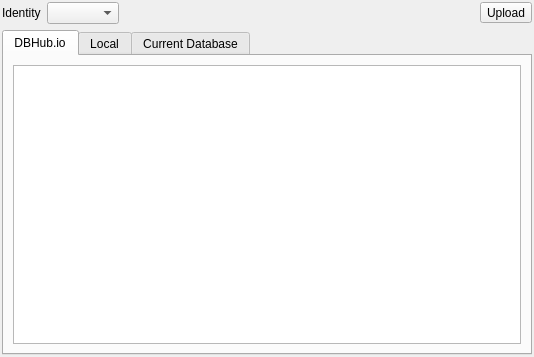
Old version of the form src/RemoteDock.ui in the repository sqlitebrowser/sqlitebrowser.
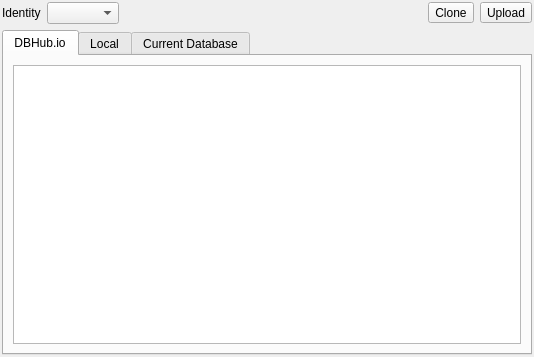
New version of the form. Icons and pictures are not drawn.

Commit message:
dbhub: Add button for cloning databases from a link
This adds a new button to clone databases using a direct link which is
useful when you know which database you want to clone and do not want to
browse through the list of all databases in the Remote dock. Generating
this link still needs to be added to the DBHub.io web UI.

```diff
--- a/src/RemoteDock.ui
+++ b/src/RemoteDock.ui
@@ -77,6 +77,20 @@
            </property>
           </spacer>
          </item>
+         <item>
+          <widget class="QToolButton" name="buttonCloneDatabase">
+           <property name="text">
+            <string>Clone</string>
+           </property>
+           <property name="icon">
+            <iconset resource="icons/icons.qrc">
+             <normaloff>:/icons/clone_database</normaloff>:/icons/clone_database</iconset>
+           </property>
+           <property name="toolButtonStyle">
+            <enum>Qt::ToolButtonTextBesideIcon</enum>
+           </property>
+          </widget>
+         </item>
          <item>
           <widget class="QToolButton" name="buttonPushDatabase">
            <property name="toolTip">
```
Left out of the diff: 28 changed lines with no effect on the pictures. The commit also changes 4 other files.
